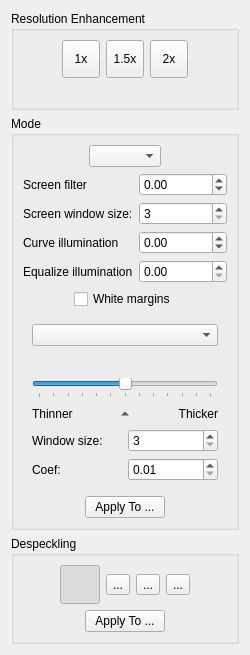
Before: the Qt Designer form src/filters/output/ui/OutputOptionsWidget.ui in ImageProcessing-ElectronicPublications/scantailor-experimental, drawn with Qt 5.
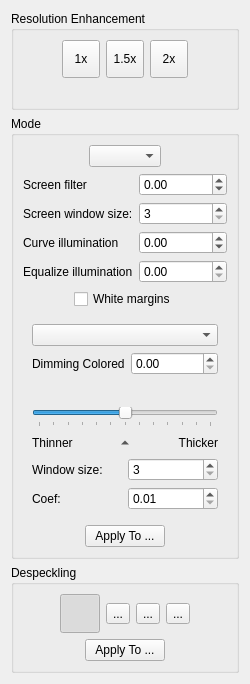
After: the same form once the commit is applied. Icons and pictures are not drawn.

Commit message: 0.2023.08.04: colored filters

Diff of the .ui file:
```diff
--- a/src/filters/output/ui/OutputOptionsWidget.ui
+++ b/src/filters/output/ui/OutputOptionsWidget.ui
@@ -319,6 +319,33 @@
          <item>
           <widget class="QComboBox" name="thresholdMethodSelector"/>
          </item>
+         <item>
+          <layout class="QGridLayout" name="dimmingColoredOptions">
+           <item row="0" column="0">
+            <widget class="QLabel" name="dimmingColoredCoefLabel">
+             <property name="text">
+              <string>Dimming Colored</string>
+             </property>
+            </widget>
+           </item>
+           <item row="0" column="1">
+            <widget class="QDoubleSpinBox" name="dimmingColoredCoef">
+             <property name="toolTip">
+              <string>Value is 0.0 .. 2.0.</string>
+             </property>
+             <property name="minimum">
+              <double>0.0</double>
+             </property>
+             <property name="maximum">
+              <double>2.0</double>
+             </property>
+             <property name="singleStep">
+              <double>0.1</double>
+             </property>
+            </widget>
+           </item>
+          </layout>
+         </item>
          <item>
           <layout class="QHBoxLayout" name="horizontalLayout_12">
            <item>
```
The commit also changes 12 other files.
